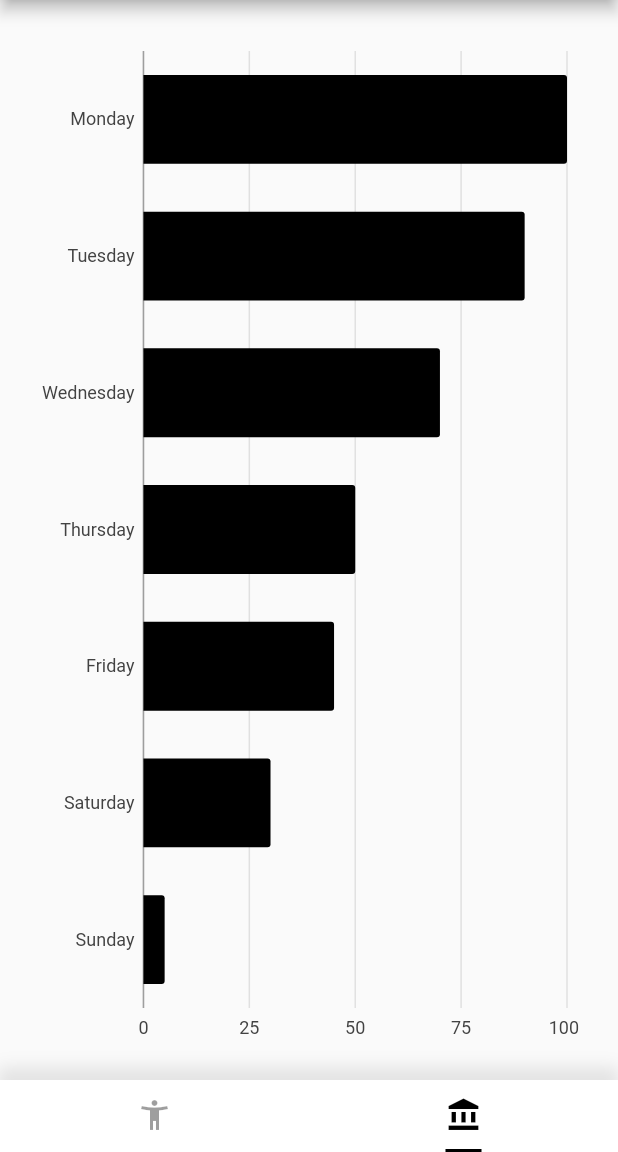
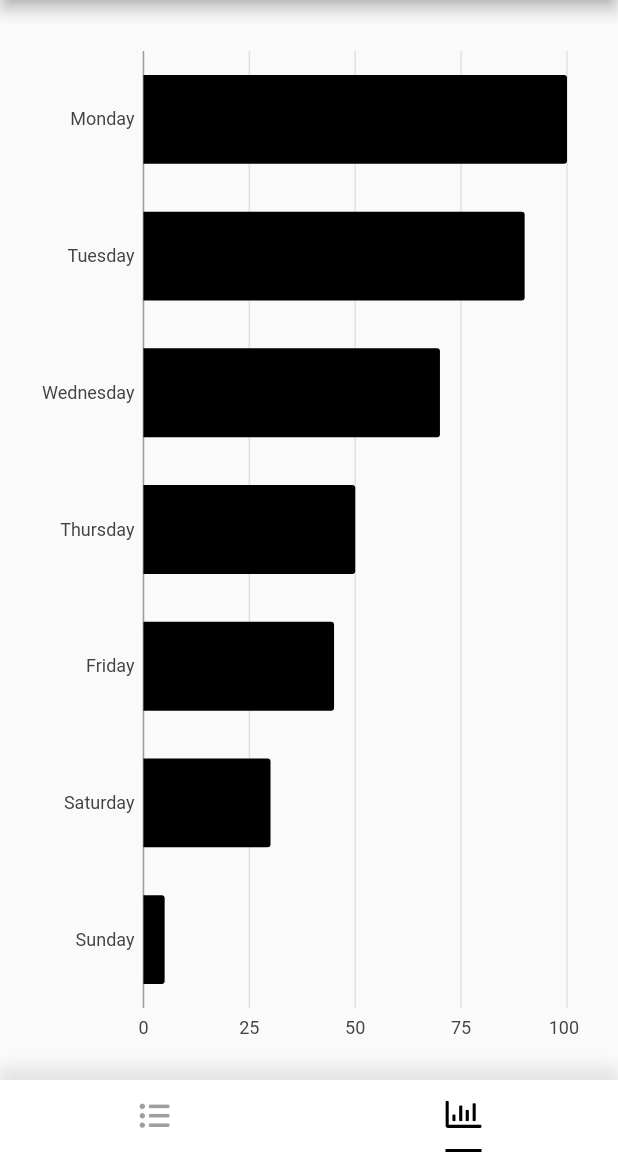
Before and after one commit to munashif-muhsin/news_app, a Flutter app: the screen it shows after launch, tab 2 chosen, on a phone screen of 412 x 824 dp, the part 84-1236 px from its top. Run offline on Flutter 3.47's test engine with Material 2 defaults, Android fonts, the phone set to English and light mode, and no system bars; our stand-ins replace charts_flutter, font_awesome_flutter; network calls fail.

Commit message:
minor ui changes

```diff
--- a/lib/components/headline_widget.dart
+++ b/lib/components/headline_widget.dart
@@ -20,7 +20,7 @@ class HeadlineWidget extends StatelessWidget {
 
 
     return  Container(
-        padding: EdgeInsets.symmetric(vertical: 10, horizontal: 10),
+        padding: EdgeInsets.symmetric(vertical: 15, horizontal: 10),
         constraints: BoxConstraints(minHeight: 100),
         child: Row(
           children: <Widget>[
--- /dev/null
+++ b/lib/modal/interest_per_day.dart
@@ -0,0 +1,5 @@
+class InterestPerDay {
+  final String day;
+  final int hits;
+  InterestPerDay(this.day, this.hits);
+}
--- a/lib/pages/headlines_page.dart
+++ b/lib/pages/headlines_page.dart
@@ -35,7 +35,7 @@ class _HeadlinesPageState extends State<HeadlinesPage>
         ],
       ),
       body: ListView.builder(
-        padding: EdgeInsets.only(top: 20),
+        padding: EdgeInsets.only(top: 10),
         itemCount: 10,
         itemBuilder: (BuildContext context, int index) {
           return _buildHeadlineItem(index);
--- a/lib/tabs.dart
+++ b/lib/tabs.dart
@@ -1,4 +1,5 @@
 import 'package:flutter/material.dart';
+import 'package:font_awesome_flutter/font_awesome_flutter.dart';
 import 'package:news_app/pages/headlines_page.dart';
 import 'package:news_app/pages/iot_page.dart';
 
@@ -37,12 +38,13 @@ class _TabsPageState extends State<TabsPage> {
               tabs: <Widget>[
                 Tab(
                   icon: Icon(
-                    Icons.accessibility_new,
+                    FontAwesomeIcons.listUl,
+                    size: 20,
                   ),
                 ),
                 Tab(
                   icon: Icon(
-                    Icons.account_balance,
+                    FontAwesomeIcons.chartBar,
                   ),
                 )
               ],
--- a/pubspec.yaml
+++ b/pubspec.yaml
@@ -24,6 +24,7 @@ dependencies:
   # Use with the CupertinoIcons class for iOS style icons.
   cupertino_icons: ^0.1.2
   charts_flutter: ^0.8.1
+  font_awesome_flutter: ^8.5.0
 
 dev_dependencies:
   flutter_test:
```
Also changed, not shown: lib/pages/iot_page.dart (+1 -6 lines), pubspec.lock.
